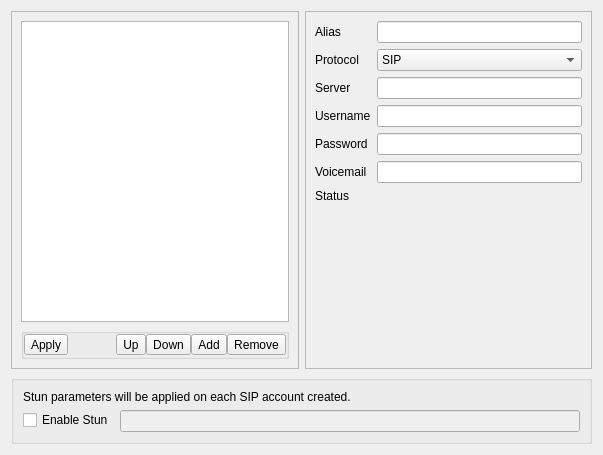
This is src/conf/dlgaccountsbase.ui in KDE/ring-kde as Qt 5 draws it before an edit. The edited form follows.
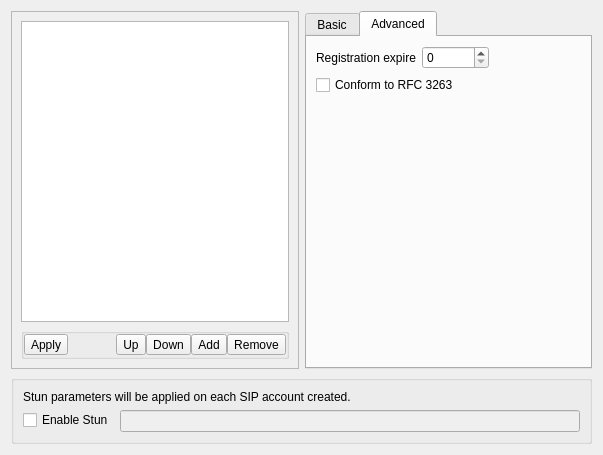
This is the edited form. The open tabs and pages were chosen to show the change. Custom widgets are drawn as their Qt base class.

The edit to the form file:
```diff
--- a/src/conf/dlgaccountsbase.ui
+++ b/src/conf/dlgaccountsbase.ui
@@ -229,20 +229,21 @@
        </widget>
       </item>
       <item>
-       <widget class="QFrame" name="frame2_editAccounts">
+       <widget class="QTabWidget" name="frame2_editAccounts">
         <property name="sizePolicy">
-         <sizepolicy hsizetype="Preferred" vsizetype="Preferred">
+         <sizepolicy hsizetype="Expanding" vsizetype="Expanding">
           <horstretch>1</horstretch>
           <verstretch>0</verstretch>
          </sizepolicy>
         </property>
-        <property name="frameShape">
-         <enum>QFrame::StyledPanel</enum>
+        <property name="currentIndex">
+         <number>0</number>
         </property>
-        <property name="frameShadow">
-         <enum>QFrame::Raised</enum>
-        </property>
-        <layout class="QFormLayout" name="formLayout_2">
+        <widget class="QWidget" name="tab_basic">
+         <attribute name="title">
+          <string>Basic</string>
+         </attribute>
+         <layout class="QFormLayout" name="formLayout">
          <item row="0" column="0">
           <widget class="QLabel" name="label1_alias">
            <property name="text">
@@ -377,6 +378,41 @@
           </widget>
          </item>
         </layout>
+        </widget>
+        <widget class="QWidget" name="tab_advanced">
+         <attribute name="title">
+          <string>Advanced</string>
+         </attribute>
+         <layout class="QFormLayout" name="formLayout_2">
+          <property name="fieldGrowthPolicy">
+           <enum>QFormLayout::ExpandingFieldsGrow</enum>
+          </property>
+          <item row="0" column="0">
+           <widget class="QLabel" name="label_regExpire">
+            <property name="text">
+             <string>Registration expire</string>
+            </property>
+            <property name="buddy">
+             <cstring>spinbox_regExpire</cstring>
+            </property>
+           </widget>
+          </item>
+          <item row="0" column="1">
+           <widget class="KIntSpinBox" name="spinbox_regExpire">
+            <property name="maximum">
+             <number>16777215</number>
+            </property>
+           </widget>
+          </item>
+          <item row="3" column="0" colspan="2">
+           <widget class="QCheckBox" name="checkBox_conformRFC">
+            <property name="text">
+             <string>Conform to RFC 3263</string>
+            </property>
+           </widget>
+          </item>
+         </layout>
+        </widget>
        </widget>
       </item>
      </layout>
@@ -437,6 +473,11 @@
   </layout>
  </widget>
  <customwidgets>
+  <customwidget>
+   <class>KIntSpinBox</class>
+   <extends>QSpinBox</extends>
+   <header>knuminput.h</header>
+  </customwidget>
   <customwidget>
    <class>KLineEdit</class>
    <extends>QLineEdit</extends>
```
Left out of the diff: 6 changed lines with no effect on the pictures. Lines whose indentation alone changed are shown as unchanged.
